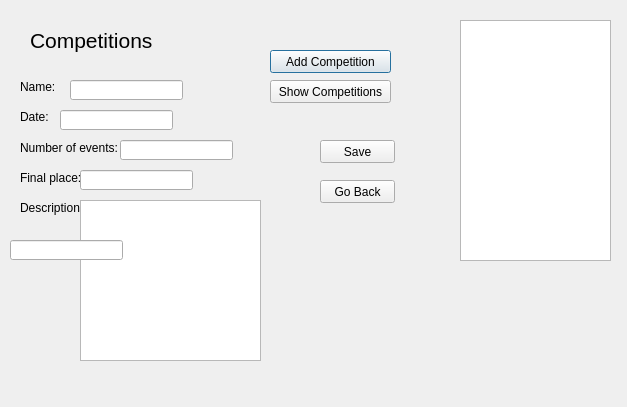
Above: competitionwindow.ui from hannajohanssson/TraniningsDagbok before the change. Below: the same form after it.
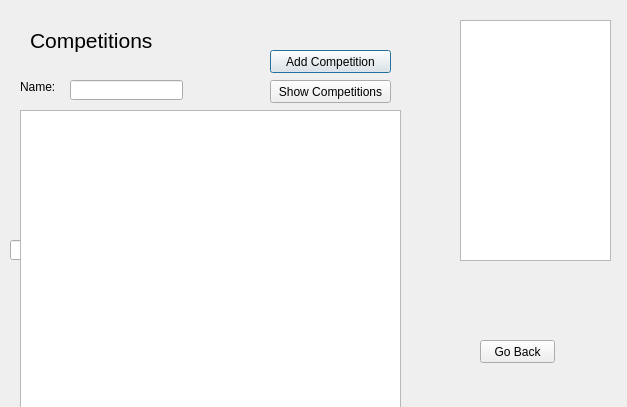
That is the form after the change.

The edit to the form file:
```diff
--- a/competitionwindow.ui
+++ b/competitionwindow.ui
@@ -198,8 +198,8 @@
   <widget class="QPushButton" name="pushButtonGoBack">
    <property name="geometry">
     <rect>
-     <x>320</x>
-     <y>180</y>
+     <x>480</x>
+     <y>340</y>
      <width>75</width>
      <height>23</height>
     </rect>
@@ -218,6 +218,16 @@
     </rect>
    </property>
   </widget>
+  <widget class="QListWidget" name="listWidgetShowCompetitions">
+   <property name="geometry">
+    <rect>
+     <x>20</x>
+     <y>110</y>
+     <width>381</width>
+     <height>311</height>
+    </rect>
+   </property>
+  </widget>
  </widget>
  <resources/>
  <connections/>
```
